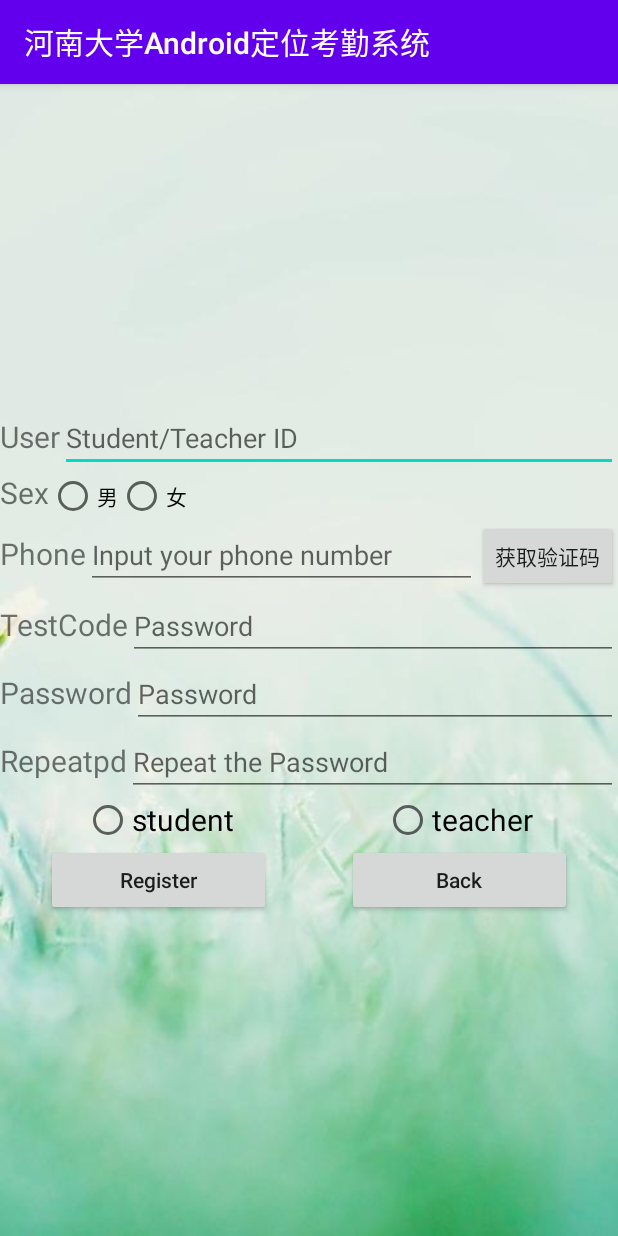
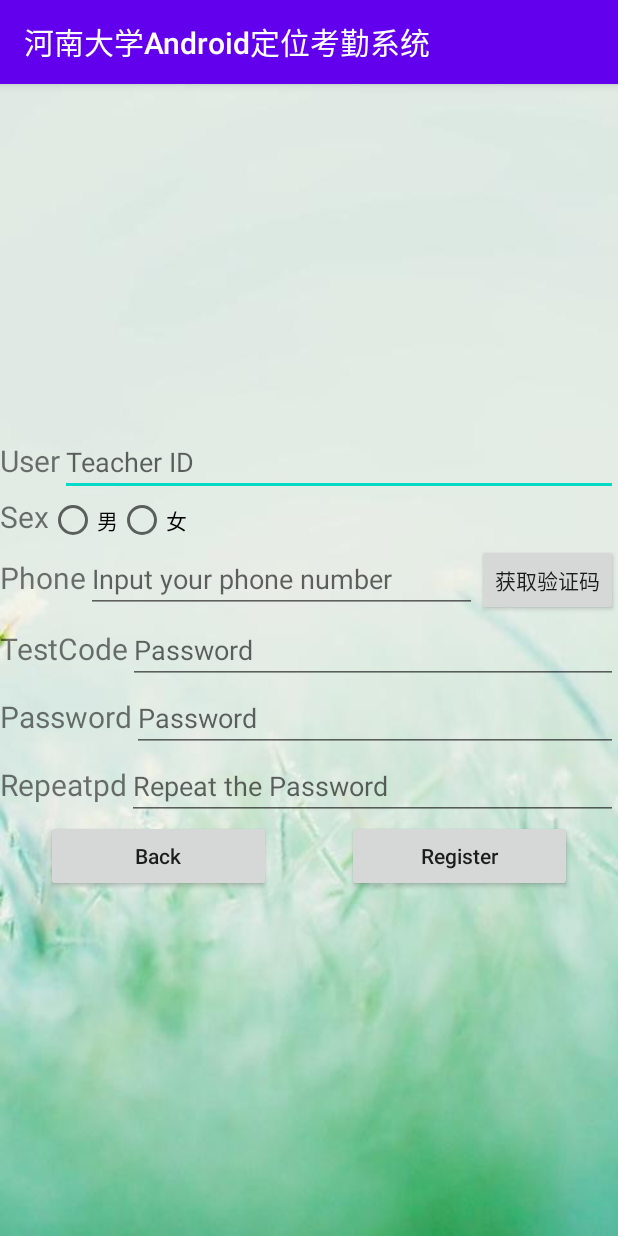
Before and after one commit to Shawn-H-Wang/CheckByGPS, an Android app: the TeacherSignUpActivity screen opened directly, with no data from a screen before it, on a phone screen of 412 x 824 dp. Run offline under Robolectric (Android 15) with nearby library versions, the phone set to English and light mode, and no system bars.

Commit message:
So, I'm very surly that I AM A FOOL!!!
In front-end design, the wrong ID of button is not seen, and then it is mistakenly thought to be caused by repeated variable names. Later I thought, no!! The variables under the two classes will not conflict. So, I AM FOOLISH!!!

OK, anyway, this time we create the activity_student_sign_up.xml and activity_teacher_sign_up.xml so that we could register different accounts from different webs. And in the next step, we could separate the database task into two parts. One is for the student and another for the teacher.

```diff
--- a/app/src/main/AndroidManifest.xml
+++ b/app/src/main/AndroidManifest.xml
@@ -11,7 +11,9 @@
         android:roundIcon="@mipmap/ic_launcher_round"
         android:supportsRtl="true"
         android:theme="@style/AppTheme">
-        <activity android:name=".SignUpActivity"></activity>
+        <activity android:name=".register.TeacherSignUpActivity" />
+        <activity android:name=".register.RegisterActivity" />
+        <activity android:name=".register.StudentSignUpActivity" />
         <activity android:name=".teacher.TeacherSigninActivity" />
         <activity android:name=".student.StdentSigninActivity" />
         <activity android:name=".help.ForgetPasswordActivity" />
--- a/app/src/main/java/henu/wh/checkbygps/MainActivity.java
+++ b/app/src/main/java/henu/wh/checkbygps/MainActivity.java
@@ -7,6 +7,8 @@ import android.os.Bundle;
 import android.view.View;
 import android.widget.Button;
 
+import henu.wh.checkbygps.register.RegisterActivity;
+import henu.wh.checkbygps.register.StudentSignUpActivity;
 import henu.wh.checkbygps.student.StdentSigninActivity;
 import henu.wh.checkbygps.teacher.TeacherSigninActivity;
 
@@ -47,7 +49,7 @@ public class MainActivity extends AppCompatActivity {
                     break;
                 case R.id.btn_signup:
                     // 跳转至注册界面
-                    intent = new Intent(MainActivity.this, SignUpActivity.class);
+                    intent = new Intent(MainActivity.this, RegisterActivity.class);
             }
             startActivity(intent);
         }
--- a/app/src/main/java/henu/wh/checkbygps/SignUpActivity.java
+++ b/app/src/main/java/henu/wh/checkbygps/register/TeacherSignUpActivity.java
@@ -1,4 +1,4 @@
-package henu.wh.checkbygps;
+package henu.wh.checkbygps.register;
 
 import androidx.appcompat.app.AppCompatActivity;
 
@@ -10,16 +10,19 @@ import android.widget.EditText;
 import android.widget.RadioButton;
 import android.widget.Toast;
 
-public class SignUpActivity extends AppCompatActivity {
+import henu.wh.checkbygps.R;
+
+public class TeacherSignUpActivity extends AppCompatActivity {
 
     private Button mBtnregister, mBtnbackup, mBtntestcode;
-    private EditText eTsid, eTpassword, eTpawdagain, eTphone;
-    private RadioButton rBtnmale, rBtnfemale, rBtnstudent, rBtnteacher;
+    private EditText eTtid, eTpassword, eTpawdagain, eTphone;
+    private RadioButton rBtnmale, rBtnfemale;
+
 
     @Override
     protected void onCreate(Bundle savedInstanceState) {
         super.onCreate(savedInstanceState);
-        setContentView(R.layout.activity_sign_up);
+        setContentView(R.layout.activity_teacher_sign_up);
 
         initButton();   // 初始化Button按钮
         initEditText(); // 初始化EditText编辑
@@ -39,15 +42,15 @@ public class SignUpActivity extends AppCompatActivity {
         @Override
         public void onClick(View v) {
             switch (v.getId()) {
-                case R.id.btn_signup_back:
+                case R.id.btn_student_signup_back:
                     // 回到主界面
                     back();
                     break;
-                case R.id.btn_signup_register:
+                case R.id.btn_student_signup_register:
                     // 注册信息
                     registerInformation();
                     break;
-                case R.id.btn_getmodcode:
+                case R.id.btn_student_getmodcode:
                     // 获取验证码
 
                     break;
@@ -56,35 +59,34 @@ public class SignUpActivity extends AppCompatActivity {
     }
 
     public void initButton() {
-        mBtnregister = (Button) findViewById(R.id.btn_signup_register);
-        mBtnbackup = (Button) findViewById(R.id.btn_signup_back);
-        mBtntestcode = (Button) findViewById(R.id.btn_getmodcode);
+        mBtnregister = (Button) findViewById(R.id.btn_teacher_signup_register);
+        mBtnbackup = (Button) findViewById(R.id.btn_teacher_signup_back);
+        mBtntestcode = (Button) findViewById(R.id.btn_teacher_getmodcode);
     }
 
     public void initEditText() {
-        eTsid = (EditText) findViewById(R.id.edit_signup_name);
-        eTpassword = (EditText) findViewById(R.id.edit_signup_passwd);
-        eTphone = (EditText) findViewById(R.id.edit_signup_email);
-        eTpawdagain = (EditText) findViewById(R.id.edit_signup_passwd_again);
+        eTtid = (EditText) findViewById(R.id.edit_signup_teacherid);
+        eTpassword = (EditText) findViewById(R.id.edit_signup_teacherpd);
+        eTphone = (EditText) findViewById(R.id.edit_signup_teacherphone);
+        eTpawdagain = (EditText) findViewById(R.id.edit_signup_teacherpd_again);
     }
 
     public void initRadioButton() {
-        rBtnmale = (RadioButton) findViewById(R.id.rbt_male);
-        rBtnfemale = (RadioButton) findViewById(R.id.rbt_female);
-        rBtnstudent = (RadioButton) findViewById(R.id.rbt_student);
-        rBtnteacher = (RadioButton) findViewById(R.id.rbt_teacher);
+        rBtnmale = (RadioButton) findViewById(R.id.rbt_teacher_male);
+        rBtnfemale = (RadioButton) findViewById(R.id.rbt_teacher_female);
     }
 
     public void back() {
-        SignUpActivity.this.finish();
+        TeacherSignUpActivity.this.finish();
+
     }
 
     private void registerInformation() {
-        String SID = eTsid.getText().toString();
+        String TID = eTtid.getText().toString();
         String PASSWORD = eTpassword.getText().toString();
         String PASSWORD_AGAIN = eTpawdagain.getText().toString();
         String PHONE = eTphone.getText().toString();
-        if (TextUtils.isEmpty(SID)) {
+        if (TextUtils.isEmpty(TID)) {
             showText("请输入用户ID");
             return;
         } else if (!rBtnmale.isChecked() && !rBtnfemale.isChecked()) {
@@ -99,9 +101,6 @@ public class SignUpActivity extends AppCompatActivity {
         } else if (!PASSWORD.equals(PASSWORD_AGAIN)) {
             showText("两次输入密码不一致，请重新输入");
             return;
-        } else if (!rBtnstudent.isChecked() && !rBtnteacher.isChecked()) {
-            showText("请选择身份");
-            return;
         } else {
             showText("注册成功");
         }
@@ -109,8 +108,6 @@ public class SignUpActivity extends AppCompatActivity {
     }
 
     private void showText(String message) {
-        Toast.makeText(SignUpActivity.this, message, Toast.LENGTH_SHORT).show();
+        Toast.makeText(TeacherSignUpActivity.this, message, Toast.LENGTH_SHORT).show();
     }
-
-
 }
--- a/app/src/main/res/layout/activity_sign_up.xml
+++ b/app/src/main/res/layout/activity_student_sign_up.xml
@@ -22,11 +22,11 @@
                 android:textSize="20sp" />
 
             <EditText
-                android:id="@+id/edit_signup_name"
+                android:id="@+id/edit_signup_studentid"
                 android:layout_width="500dp"
                 android:layout_height="wrap_content"
                 android:layout_weight="1"
-                android:hint="Student/Teacher ID"
+                android:hint="Student ID"
                 android:inputType="number"
                 android:maxLength="10" />
 
@@ -49,13 +49,13 @@
                 android:orientation="horizontal">
 
                 <RadioButton
-                    android:id="@+id/rbt_male"
+                    android:id="@+id/rbt_student_male"
                     android:layout_width="wrap_content"
                     android:layout_height="wrap_content"
                     android:text="男" />
 
                 <RadioButton
-                    android:id="@+id/rbt_female"
+                    android:id="@+id/rbt_student_female"
                     android:layout_width="wrap_content"
                     android:layout_height="wrap_content"
                     android:text="女" />
@@ -75,7 +75,7 @@
                 android:textSize="20sp" />
 
             <EditText
-                android:id="@+id/edit_signup_email"
+                android:id="@+id/edit_signup_studentphone"
                 android:layout_width="200dp"
                 android:layout_height="wrap_content"
                 android:layout_weight="1"
@@ -84,7 +84,7 @@
                 android:maxLength="11" />
 
             <Button
-                android:id="@+id/btn_getmodcode"
+                android:id="@+id/btn_student_getmodcode"
                 android:layout_width="wrap_content"
                 android:layout_height="wrap_content"
                 android:text="获取验证码" />
@@ -102,7 +102,7 @@
                 android:textSize="20sp" />
 
             <EditText
-                android:id="@+id/edit_signup_testcode"
+                android:id="@+id/edit_signup_studenttc"
                 android:layout_width="300dp"
                 android:layout_height="wrap_content"
                 android:layout_weight="1"
@@ -122,7 +122,7 @@
                 android:textSize="20sp" />
 
             <EditText
-                android:id="@+id/edit_signup_passwd"
+                android:id="@+id/edit_signup_studentpd"
                 android:layout_width="300dp"
                 android:layout_height="wrap_content"
                 android:layout_weight="1"
@@ -142,7 +142,7 @@
                 android:textSize="20sp" />
 
             <EditText
-                android:id="@+id/edit_signup_passwd_again"
+                android:id="@+id/edit_signup_studentpd_again"
                 android:layout_width="300dp"
                 android:layout_height="wrap_content"
                 android:layout_weight="1"
@@ -153,54 +153,26 @@
         <LinearLayout
             android:layout_width="match_parent"
             android:layout_height="wrap_content"
-            android:orientation="horizontal">
-
-            <RadioGroup
-                android:layout_width="match_parent"
-                android:layout_height="wrap_content"
-                android:gravity="center"
-                android:orientation="horizontal">
-
-                <RadioButton
-                    android:id="@+id/rbt_student"
-                    android:layout_width="wrap_content"
-                    android:layout_height="wrap_content"
-                    android:text="student"
-                    android:textSize="20sp" />
-
-                <RadioButton
-                    android:id="@+id/rbt_teacher"
-                    android:layout_width="wrap_content"
-                    android:layout_height="wrap_content"
-                    android:layout_marginLeft="100dp"
-                    android:text="teacher"
-                    android:textSize="20sp" />
-
-            </RadioGroup>
-
-        </LinearLayout>
-
-        <LinearLayout
-            android:layout_width="match_parent"
-            android:layout_height="wrap_content"
             android:gravity="center"
             android:orientation="horizontal">
 
             <Button
-                android:id="@+id/btn_signup_register"
+                android:id="@+id/btn_student_signup_back"
                 android:layout_width="150dp"
                 android:layout_height="wrap_content"
                 android:layout_marginRight="25dp"
+                android:text="Back"
+                android:textAllCaps="false" />
+
+            <Button
+                android:id="@+id/btn_student_signup_register"
+                android:layout_width="150dp"
+                android:layout_height="wrap_content"
+                android:layout_marginLeft="25dp"
                 android:text="Register"
                 android:textAllCaps="false" />
 
-            <Button
-                android:id="@+id/btn_signup_back"
-                android:layout_width="150dp"
-                android:layout_height="wrap_content"
-                android:layout_marginLeft="25dp"
-                android:text="Back"
-                android:textAllCaps="false" />
+
         </LinearLayout>
 
     </LinearLayout>
--- /dev/null
+++ b/app/src/main/res/layout/activity_teacher_sign_up.xml
@@ -0,0 +1,180 @@
+<?xml version="1.0" encoding="utf-8"?>
+<LinearLayout xmlns:android="http://schemas.android.com/apk/res/android"
+    android:layout_width="match_parent"
+    android:layout_height="match_parent"
+    android:background="@drawable/background_img"
+    android:gravity="center">
+
+    <LinearLayout
+        android:layout_width="match_parent"
+        android:layout_height="wrap_content"
+        android:orientation="vertical">
+
+        <LinearLayout
+            android:layout_width="match_parent"
+            android:layout_height="wrap_content"
+            android:orientation="horizontal">
+
+            <TextView
+                android:layout_width="wrap_content"
+                android:layout_height="wrap_content"
+                android:text="User"
+                android:textSize="20sp" />
+
+            <EditText
+                android:id="@+id/edit_signup_teacherid"
+                android:layout_width="500dp"
+                android:layout_height="wrap_content"
+                android:layout_weight="1"
+                android:hint="Teacher ID"
+                android:inputType="number"
+                android:maxLength="10" />
+
+        </LinearLayout>
+
+        <LinearLayout
+            android:layout_width="wrap_content"
+            android:layout_height="wrap_content"
+            android:orientation="horizontal">
+
+            <TextView
+                android:layout_width="wrap_content"
+                android:layout_height="wrap_content"
+                android:text="Sex"
+                android:textSize="20sp" />
+
+            <RadioGroup
+                android:layout_width="wrap_content"
+                android:layout_height="wrap_content"
+                android:orientation="horizontal">
+
+                <RadioButton
+                    android:id="@+id/rbt_teacher_male"
+                    android:layout_width="wrap_content"
+                    android:layout_height="wrap_content"
+                    android:text="男" />
+
+                <RadioButton
+                    android:id="@+id/rbt_teacher_female"
+                    android:layout_width="wrap_content"
+                    android:layout_height="wrap_content"
+                    android:text="女" />
+            </RadioGroup>
+
+        </LinearLayout>
+
+        <LinearLayout
+            android:layout_width="match_parent"
+            android:layout_height="wrap_content"
+            android:orientation="horizontal">
+
+            <TextView
+                android:layout_width="wrap_content"
+                android:layout_height="wrap_content"
+                android:text="Phone"
+                android:textSize="20sp" />
+
+            <EditText
+                android:id="@+id/edit_signup_teacherphone"
+                android:layout_width="200dp"
+                android:layout_height="wrap_content"
+                android:layout_weight="1"
+                android:hint="Input your phone number"
+                android:inputType="number"
+                android:maxLength="11" />
+
+            <Button
+                android:id="@+id/btn_teacher_getmodcode"
+                android:layout_width="wrap_content"
+                android:layout_height="wrap_content"
+                android:text="获取验证码" />
+        </LinearLayout>
+
+        <LinearLayout
+            android:layout_width="match_parent"
+            android:layout_height="wrap_content"
+            android:orientation="horizontal">
+
+            <TextView
+                android:layout_width="wrap_content"
+                android:layout_height="wrap_content"
+                android:text="TestCode"
+                android:textSize="20sp" />
+
+            <EditText
+                android:id="@+id/edit_signup_teachertc"
+                android:layout_width="300dp"
+                android:layout_height="wrap_content"
+                android:layout_weight="1"
+                android:hint="Password"
+                android:inputType="textPassword" />
+        </LinearLayout>
+
+        <LinearLayout
+            android:layout_width="match_parent"
+            android:layout_height="wrap_content"
+            android:orientation="horizontal">
+
+            <TextView
+                android:layout_width="wrap_content"
+                android:layout_height="wrap_content"
+                android:text="Password"
+                android:textSize="20sp" />
+
+            <EditText
+                android:id="@+id/edit_signup_teacherpd"
+                android:layout_width="300dp"
+                android:layout_height="wrap_content"
+                android:layout_weight="1"
+                android:hint="Password"
+                android:inputType="textPassword" />
+        </LinearLayout>
+
+        <LinearLayout
+            android:layout_width="match_parent"
+            android:layout_height="wrap_content"
+            android:orientation="horizontal">
+
+            <TextView
+                android:layout_width="wrap_content"
+                android:layout_height="wrap_content"
+                android:text="Repeatpd"
+                android:textSize="20sp" />
+
+            <EditText
+                android:id="@+id/edit_signup_teacherpd_again"
+                android:layout_width="300dp"
+                android:layout_height="wrap_content"
+                android:layout_weight="1"
+                android:hint="Repeat the Password"
+                android:inputType="textPassword" />
+        </LinearLayout>
+
+        <LinearLayout
+            android:layout_width="match_parent"
+            android:layout_height="wrap_content"
+            android:gravity="center"
+            android:orientation="horizontal">
+
+            <Button
+                android:id="@+id/btn_teacher_signup_back"
+                android:layout_width="150dp"
+                android:layout_height="wrap_content"
+                android:layout_marginRight="25dp"
+                android:text="Back"
+                android:textAllCaps="false" />
+
+            <Button
+                android:id="@+id/btn_teacher_signup_register"
+                android:layout_width="150dp"
+                android:layout_height="wrap_content"
+                android:layout_marginLeft="25dp"
+                android:text="Register"
+                android:textAllCaps="false" />
+
+
+        </LinearLayout>
+
+    </LinearLayout>
+
+</LinearLayout>
```
Also changed, not shown: app/src/main/java/henu/wh/checkbygps/register/RegisterActivity.java (added, +73 -0 lines), app/src/main/java/henu/wh/checkbygps/register/StudentSignUpActivity.java (added, +113 -0 lines), app/src/main/res/layout/activity_register.xml (added, +71 -0 lines).
